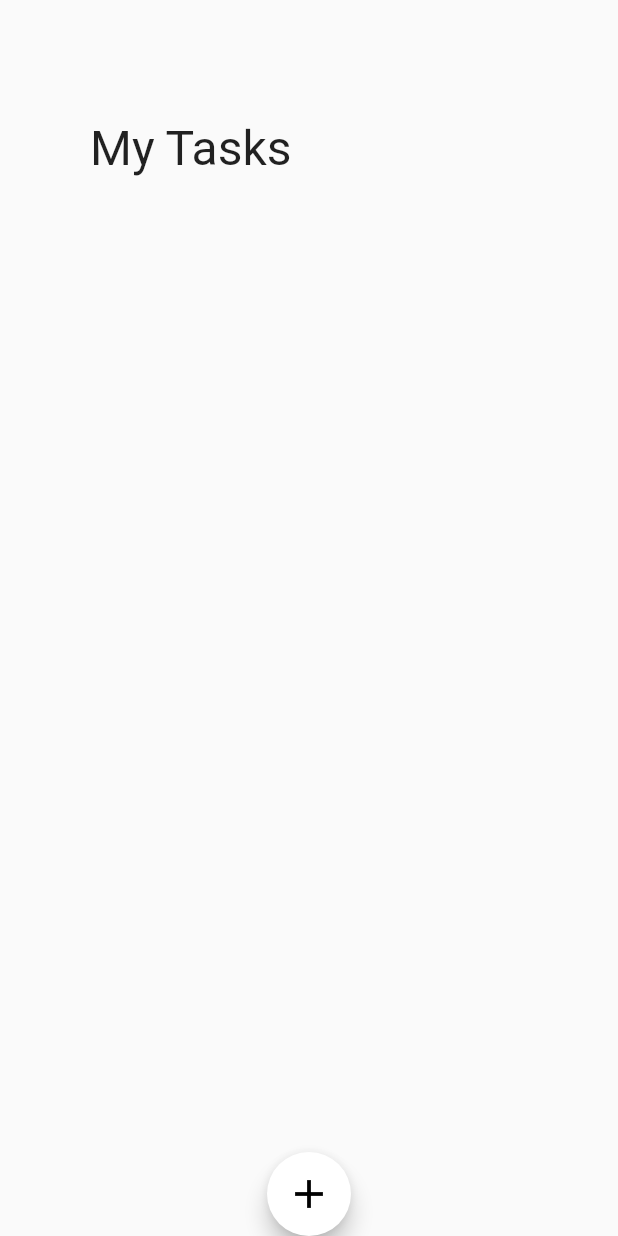
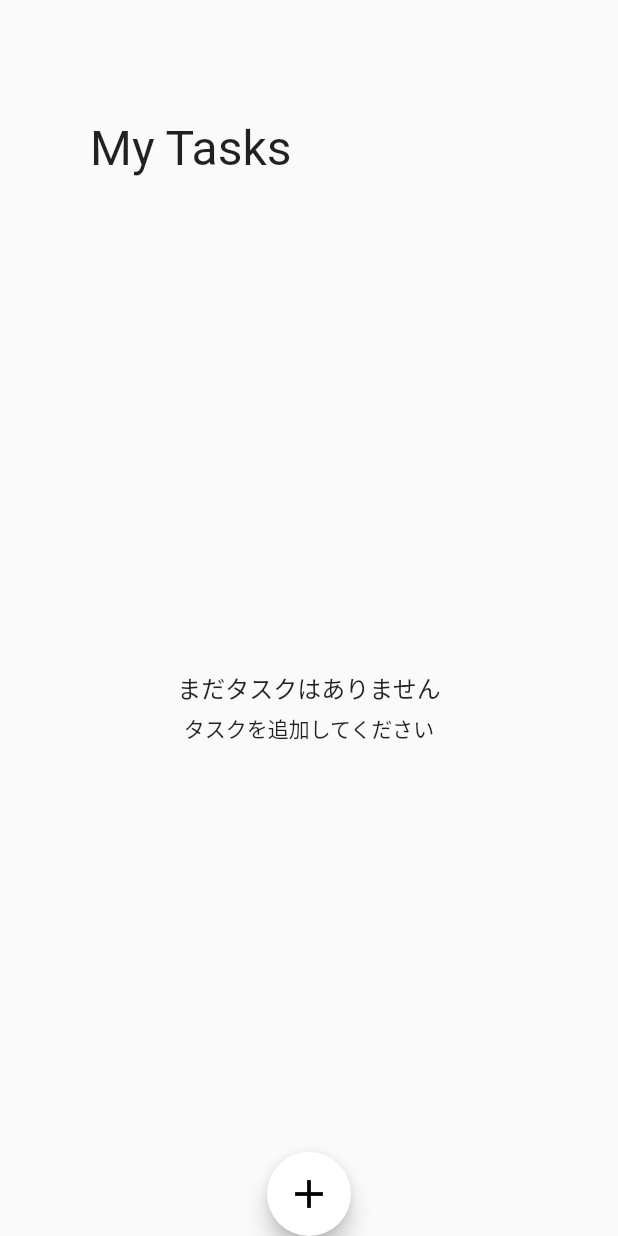
Before and after one commit to yama0808/todolist, a Flutter app: the screen it shows after launch, on a phone screen of 412 x 824 dp. Run offline on Flutter 3.47's test engine with Material 2 defaults, Android fonts, the phone set to English and light mode, and no system bars; our stand-ins replace sqflite; accounts and stored records are empty.

Commit message:
エンプティステートを追加する

```diff
--- a/lib/screens/tasks_screen.dart
+++ b/lib/screens/tasks_screen.dart
@@ -4,6 +4,7 @@ import 'package:todo_app/providers/task.dart';
 import 'package:todo_app/providers/tasks.dart';
 import 'package:todo_app/screens/add_task_screen.dart';
 import 'package:todo_app/screens/edit_task_screen.dart';
+import 'package:todo_app/widgets/task_empty.dart';
 
 class TasksScreen extends StatefulWidget {
   static const routeName = '/tasks';
@@ -65,12 +66,9 @@ class _TasksScreenState extends State<TasksScreen> {
           ? Center(
               child: CircularProgressIndicator(),
             )
-          : CustomScrollView(
-              shrinkWrap: true,
-              slivers: [
-                SliverList(
-                  delegate: SliverChildListDelegate(
-                    [
+          : Column(
+              crossAxisAlignment: CrossAxisAlignment.start,
+              children: [
                 Container(
                   padding: EdgeInsets.only(
                     top: 80.0,
@@ -85,9 +83,11 @@ class _TasksScreenState extends State<TasksScreen> {
                     ),
                   ),
                 ),
-                    ],
-                  ),
-                ),
+                tasks.isEmpty
+                    ? TaskEmpty()
+                    : CustomScrollView(
+                        shrinkWrap: true,
+                        slivers: [
                           SliverList(
                             delegate: SliverChildBuilderDelegate(
                               (BuildContext context, int index) {
@@ -104,7 +104,8 @@ class _TasksScreenState extends State<TasksScreen> {
                                         final result = await Navigator.push(
                                           context,
                                           MaterialPageRoute(
-                                  builder: (context) => EditTaskScreen(
+                                            builder: (context) =>
+                                                EditTaskScreen(
                                               task: tasks[index],
                                             ),
                                           ),
@@ -160,6 +161,8 @@ class _TasksScreenState extends State<TasksScreen> {
                           ),
                         ],
                       ),
+              ],
+            ),
     );
   }
 }
--- /dev/null
+++ b/lib/widgets/task_empty.dart
@@ -0,0 +1,31 @@
+import 'package:flutter/material.dart';
+
+class TaskEmpty extends StatelessWidget {
+  @override
+  Widget build(BuildContext context) {
+    return Expanded(
+      child: Center(
+        child: Column(
+          mainAxisSize: MainAxisSize.min,
+          children: [
+            Text(
+              'まだタスクはありません',
+              style: TextStyle(
+                fontSize: 16.0,
+              ),
+            ),
+            SizedBox(
+              height: 5.0,
+            ),
+            Text(
+              'タスクを追加してください',
+              style: TextStyle(
+                fontWeight: FontWeight.w300,
+              ),
+            ),
+          ],
+        ),
+      ),
+    );
+  }
+}
```
Lines whose indentation alone changed are shown as unchanged.
